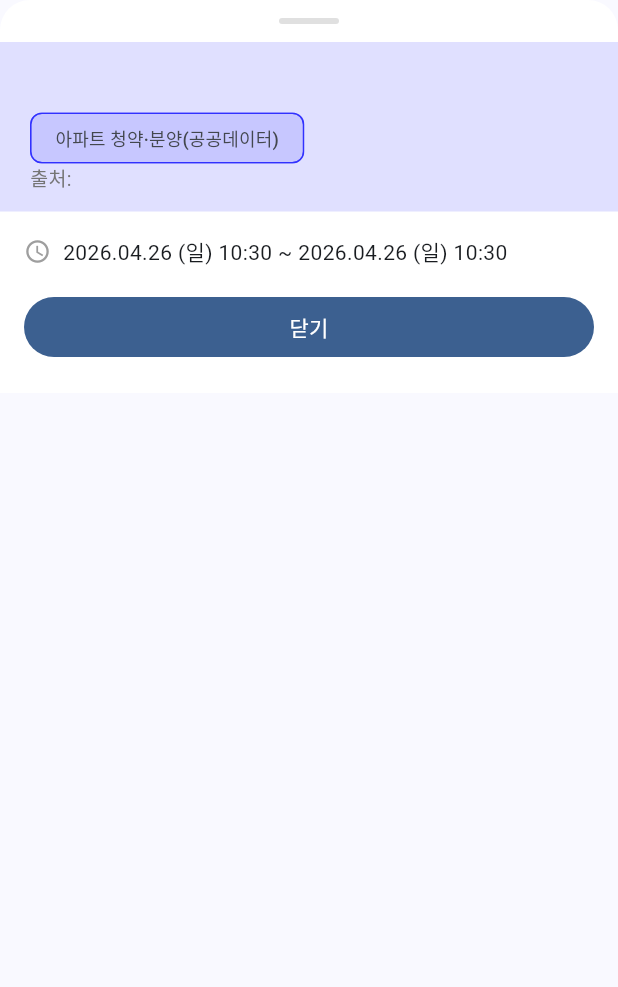
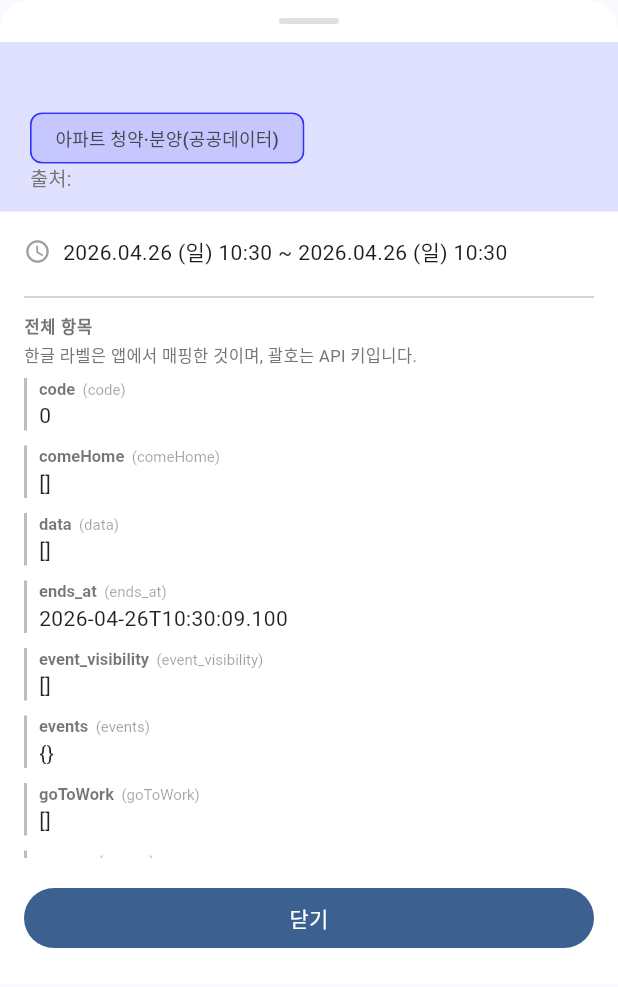
Before and after one commit to bokkyun/my-second-project, a Flutter app: the EventDetailSheet widget shown alone on an empty page, opened directly with empty values, on a phone screen of 412 x 824 dp. Shown: the top 987 px of the screen. Run offline on Flutter 3.47's test engine with Material 3 defaults, Android fonts, the phone set to English and light mode, and no system bars; our stand-ins replace firebase_core, firebase_messaging, flutter_colorpicker, flutter_local_notifications, flutter_timezone, go_router and 5 more; missing offline and left inert: home_widget; accounts and stored records are empty.

Commit message:
feat(reb-apt): 웹과 동기 — 영문 키 매핑, 한글 라벨, 상세(원본) 표시
Made-with: Cursor

```diff
--- a/lib/models/event.dart
+++ b/lib/models/event.dart
@@ -21,6 +21,9 @@ class CalendarEvent {
   /// null이면 Supabase. `reb-apt` 등은 캘린더에만 합쳐 표시(수정·삭제 불가).
   final String? externalSource;
 
+  /// 공공 API 원본(청약 `reb-odcloud` 상세·한글 라벨 표시용, 선택)
+  final Map<String, dynamic>? externalRaw;
+
   const CalendarEvent({
     required this.id,
     required this.title,
@@ -34,6 +37,7 @@ class CalendarEvent {
     required this.groupIds,
     this.eventKind = 'schedule',
     this.externalSource,
+    this.externalRaw,
   });
 
   bool get isExternal => externalSource != null;
@@ -55,6 +59,7 @@ class CalendarEvent {
       groupIds: visibility.map((v) => v['group_id'] as String).toList(),
       eventKind: map['event_kind'] as String? ?? 'schedule',
       externalSource: null,
+      externalRaw: null,
     );
   }
 
--- /dev/null
+++ b/lib/utils/reb_apt_field_labels.dart
@@ -0,0 +1,113 @@
+// 청약홈(ODcloud Applyhome) 응답 ↔ 한글 라벨 — 웹 `rebAptFieldLabels.js`와 동기
+
+const Map<String, String> rebOdcloudFieldLabels = {
+  'HOUSE_NM': '주택명',
+  'HSMP_NM': '단지명',
+  'PBLANC_NM': '공고명',
+  'SPLY_HSMP_NM': '공급단지명',
+  'HSSPLY_HSMP_NM': '공급주택명',
+  'BIZ_NM': '사업명',
+  'SPLY_BIZ_NM': '공급사업명',
+  'BLDG_NM': '동·건물',
+  '주택명': '주택명',
+  '아파트명': '아파트명',
+  '사업명': '사업명',
+  'HSSPLY_ADRES': '공급위치(주소)',
+  '주소': '주소',
+  'CTPRVN_NM': '시·도',
+  'SIGNGU_NM': '시·군·구',
+  'TELNO': '문의전화',
+  'FAX': '팩스',
+  'HMPG_ADRES': '홈페이지',
+  'PBLANC_URL': '공고 URL',
+  'PBLANC_NO': '공고번호',
+  'HOUSE_MGMT_NO': '주택관리번호',
+  'HSMP_MGMT_NO': '단지관리번호',
+  '공고번호': '공고번호',
+  '주택관리번호': '주택관리번호',
+  'BSNS_MBY_NM': '사업주체',
+  'CNSTRCT_ENTRPS_NM': '시공사',
+  'MDAT_TELNO': '정비사업전화',
+  'CSTRN_WRKNDE': '착공일',
+  'CSTRN_COMPLNDE': '준공(예정)일',
+  'RCEPT_BGNDE': '청약접수 시작일',
+  'RCEPT_ENDDE': '청약접수 마감일',
+  'SPLY_RCEPT_BGNDE': '공급·접수 시작일',
+  'SPLY_RCEPT_ENDDE': '공급·접수 마감일',
+  'SPLY_RCEPT_STTDE': '공급접수기간(시작)',
+  'SPLY_RCEPT_CLSDE': '공급접수기간(마감)',
+  'SUBSCR_LMT': '청약(주택형)한도',
+  'MNVL': '최소연령(만)',
+  'MNVL2': '최대연령(만)',
+  'GNRL_RNK1_CRSPAREA_RCPTDE': '1순위(해당지역) 접수일',
+  'GNRL_RNK1_CRSPAREA_ENDDE': '1순위(해당지역) 마감일',
+  'GNRL_RNK1_ETC_AREA_ENDDE': '1순위(기타지역) 마감일',
+  'PRTTN_RCEPT_BGNDE': '특별공급 접수시작',
+  'PRTTN_RCEPT_ENDDE': '특별공급 접수마감',
+  'CNTRCT_CNCLS_BGNDE': '계약체결 시작일',
+  'CNTRCT_CNCLS_ENDDE': '계약체결 마감일',
+  'SPLY_HSHLDCO': '공급세대수',
+  'TOTAR': '면적(㎡)',
+  'RCPT_MTHD': '접수방법',
+  'INTRC_DEAL_TELNO': '입주(분양)문의',
+};
+
+String rebAptFieldLabel(String key) {
+  if (key.isEmpty) return key;
+  return rebOdcloudFieldLabels[key] ?? key;
+}
+
+String _t(Map<String, dynamic> raw, String k) {
+  final v = raw[k];
+  if (v == null) return '';
+  return v.toString().trim();
+}
+
+List<List<dynamic>> get _summaryCandidates => [
+      [
+        '명칭',
+        ['주택명', 'HOUSE_NM', 'HSMP_NM', 'PBLANC_NM', 'SPLY_HSMP_NM', 'HSSPLY_HSMP_NM', '사업명', 'BIZ_NM', 'SPLY_BIZ_NM', 'BLDG_NM', '아파트명'],
+      ],
+      ['위치/주소', ['HSSPLY_ADRES', '주소', 'CTPRVN_NM', 'SIGNGU_NM']],
+      ['접수기간(시작)', ['RCEPT_BGNDE', 'SPLY_RCEPT_BGNDE', 'SPLY_RCEPT_STTDE', '접수시작일', '청약접수시작일']],
+      ['접수기간(마감)', ['RCEPT_ENDDE', 'SPLY_RCEPT_ENDDE', 'SPLY_RCEPT_CLSDE', '접수마감일', '접수종료일']],
+      ['공고/관리번호', ['PBLANC_NO', '공고번호', 'HOUSE_MGMT_NO', 'HSMP_MGMT_NO', '주택관리번호']],
+      ['사업주체', ['BSNS_MBY_NM']],
+      ['시공사', ['CNSTRCT_ENTRPS_NM']],
+      ['문의', ['TELNO', 'MDAT_TELNO', 'INTRC_DEAL_TELNO']],
+      ['홈페이지', ['HMPG_ADRES', 'PBLANC_URL']],
+    ];
+
+class RebAptLabeledEntry {
+  const RebAptLabeledEntry({required this.k, required this.label, required this.v});
+  final String k;
+  final String label;
+  final String v;
+}
+
+({List<RebAptLabeledEntry> summary, List<RebAptLabeledEntry> rest}) getRebAptDialogSections(
+  Map<String, dynamic> raw,
+) {
+  final summary = <RebAptLabeledEntry>[];
+  for (final e in _summaryCandidates) {
+    final keys = e[1] as List<String>;
+    for (final k in keys) {
+      final v = _t(raw, k);
+      if (v.isNotEmpty) {
+        summary.add(RebAptLabeledEntry(k: k, label: rebAptFieldLabel(k), v: v));
+        break;
+      }
+    }
+  }
+  final used = summary.map((r) => r.k).toSet();
+  final rest = <RebAptLabeledEntry>[];
+  for (final e in raw.entries) {
+    if (e.value == null) continue;
+    final v = e.value.toString().trim();
+    if (v.isEmpty) continue;
+    if (used.contains(e.key)) continue;
+    rest.add(RebAptLabeledEntry(k: e.key, label: rebAptFieldLabel(e.key), v: v));
+  }
+  rest.sort((a, b) => a.label.compareTo(b.label));
+  return (summary: summary, rest: rest);
+}
--- a/lib/widgets/event_detail_sheet.dart
+++ b/lib/widgets/event_detail_sheet.dart
@@ -2,6 +2,7 @@ import 'package:flutter/material.dart';
 import 'package:intl/intl.dart';
 import '../models/event.dart';
 import '../models/group.dart';
+import '../utils/reb_apt_field_labels.dart';
 
 class EventDetailSheet extends StatelessWidget {
   final CalendarEvent event;
@@ -22,6 +23,109 @@ class EventDetailSheet extends StatelessWidget {
   String _fmt(DateTime dt, bool isAllDay) => isAllDay
       ? DateFormat('yyyy.MM.dd (E)', 'ko').format(dt)
       : DateFormat('yyyy.MM.dd (E) HH:mm', 'ko').format(dt);
+
+  Widget _buildRebAptLabeledBlock(BuildContext context, Map<String, dynamic> raw) {
+    final sec = getRebAptDialogSections(raw);
+    return Column(
+      crossAxisAlignment: CrossAxisAlignment.start,
+      children: [
+        if (sec.summary.isNotEmpty) ...[
+          Text(
+            '주요 항목',
+            style: TextStyle(
+              fontSize: 11,
+              fontWeight: FontWeight.w700,
+              color: Theme.of(context).colorScheme.primary,
+              letterSpacing: 0.5,
+            ),
+          ),
+          const SizedBox(height: 6),
+          Container(
+            width: double.infinity,
+            padding: const EdgeInsets.all(10),
+            decoration: BoxDecoration(
+              color: Colors.grey.shade50,
+              border: Border.all(color: Colors.grey.shade300),
+              borderRadius: BorderRadius.circular(8),
+            ),
+            child: Column(
+              crossAxisAlignment: CrossAxisAlignment.start,
+              children: sec.summary.map((e) => _rebAptLabeledRow(e, compact: true)).toList(),
+            ),
+          ),
+        ],
+        if (sec.rest.isNotEmpty) ...[
+          if (sec.summary.isNotEmpty) const SizedBox(height: 12),
+          const Divider(),
+          const SizedBox(height: 4),
+          Text(
+            '전체 항목',
+            style: TextStyle(
+              fontSize: 11,
+              fontWeight: FontWeight.w700,
+              color: Colors.grey.shade600,
+              letterSpacing: 0.5,
+            ),
+          ),
+          const SizedBox(height: 2),
+          Text(
+            '한글 라벨은 앱에서 매핑한 것이며, 괄호는 API 키입니다.',
+            style: TextStyle(fontSize: 11, color: Colors.grey.shade600, height: 1.3),
+          ),
+          const SizedBox(height: 8),
+          ConstrainedBox(
+            constraints: const BoxConstraints(maxHeight: 320),
+            child: ListView(
+              shrinkWrap: true,
+              children: sec.rest.map((e) => _rebAptLabeledRow(e, compact: false)).toList(),
+            ),
+          ),
+        ],
+      ],
+    );
+  }
+
+  Widget _rebAptLabeledRow(RebAptLabeledEntry e, {required bool compact}) {
+    return Padding(
+      padding: EdgeInsets.only(bottom: compact ? 6 : 10),
+      child: Container(
+        padding: const EdgeInsets.only(left: 8),
+        decoration: BoxDecoration(
+          border: Border(
+            left: BorderSide(
+              color: compact ? const Color(0xFF0d47a1) : Colors.grey.shade400,
+              width: 2,
+            ),
+          ),
+        ),
+        child: Column(
+          crossAxisAlignment: CrossAxisAlignment.start,
+          children: [
+            RichText(
+              text: TextSpan(
+                style: const TextStyle(fontSize: 11, height: 1.25, color: Colors.black87),
+                children: [
+                  TextSpan(
+                    text: e.label,
+                    style: const TextStyle(fontWeight: FontWeight.w700, color: Colors.black54),
+                  ),
+                  TextSpan(
+                    text: '  (${e.k})',
+                    style: const TextStyle(fontSize: 10, color: Colors.black38, fontWeight: FontWeight.w400),
+                  ),
+                ],
+              ),
+            ),
+            const SizedBox(height: 2),
+            SelectableText(
+              e.v,
+              style: TextStyle(fontSize: compact ? 13 : 14, height: 1.35, color: Colors.black87),
+            ),
+          ],
+        ),
+      ),
+    );
+  }
 
   /// 읽기 전용(한국부동산원·공공 API 등)
   Widget _buildExternalBody(BuildContext context) {
@@ -96,6 +200,10 @@ class EventDetailSheet extends StatelessWidget {
                   if (event.description != null && event.description!.isNotEmpty) ...[
                     const SizedBox(height: 10),
                     Text(event.description!, style: const TextStyle(fontSize: 13, height: 1.35)),
+                  ],
+                  if (event.externalRaw != null) ...[
+                    const SizedBox(height: 12),
+                    _buildRebAptLabeledBlock(context, event.externalRaw!),
                   ],
                 ],
               ),
```
Also changed, not shown: lib/utils/reb_apt_sply_api.dart (+54 -20 lines).
